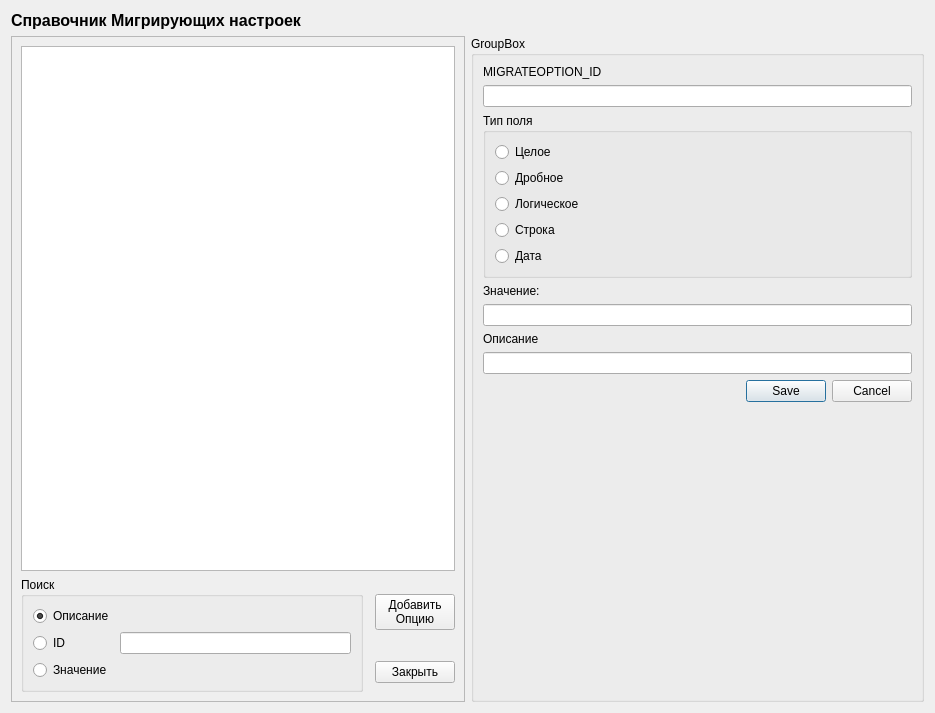
Old version of the form DeskBook/migrateoptionsdialog.ui in the repository rust3128/HotLinePTS.
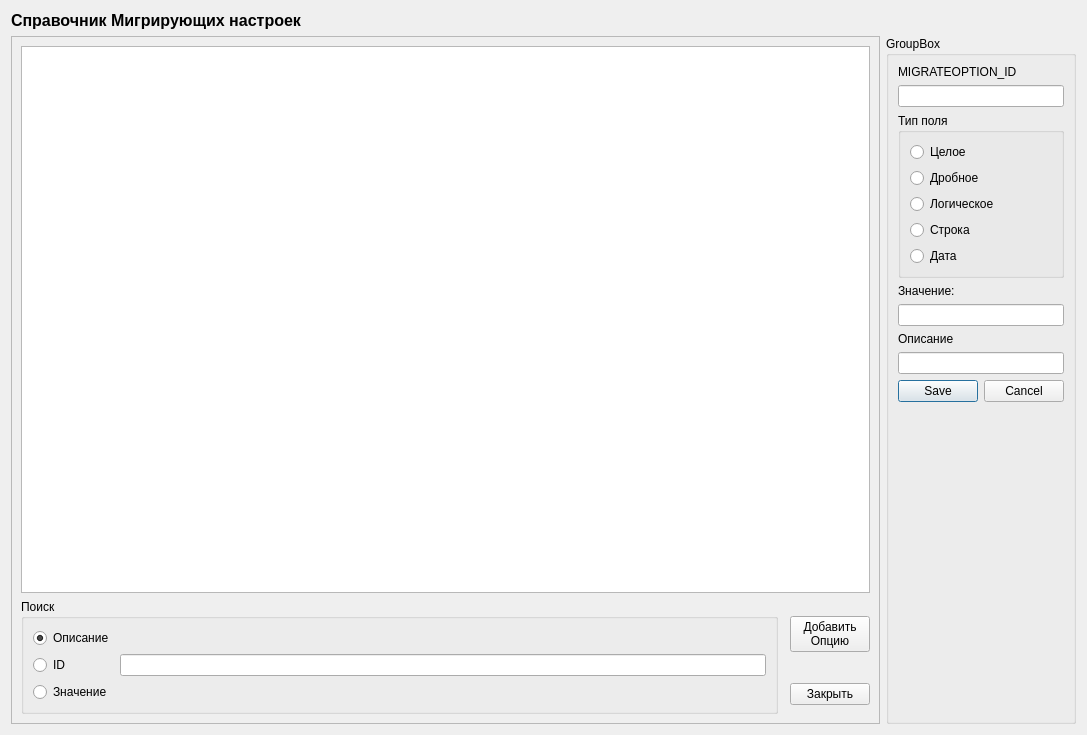
New version of the form.

```diff
--- a/DeskBook/migrateoptionsdialog.ui
+++ b/DeskBook/migrateoptionsdialog.ui
@@ -6,14 +6,14 @@
    <rect>
     <x>0</x>
     <y>0</y>
-    <width>935</width>
-    <height>713</height>
+    <width>1087</width>
+    <height>735</height>
    </rect>
   </property>
   <property name="windowTitle">
    <string>Справочник мигрирующих настроек</string>
   </property>
-  <layout class="QGridLayout" name="gridLayout_4">
+  <layout class="QGridLayout" name="gridLayout_4" columnstretch="1,0">
    <item row="0" column="0">
     <widget class="QLabel" name="label">
      <property name="font">
```
